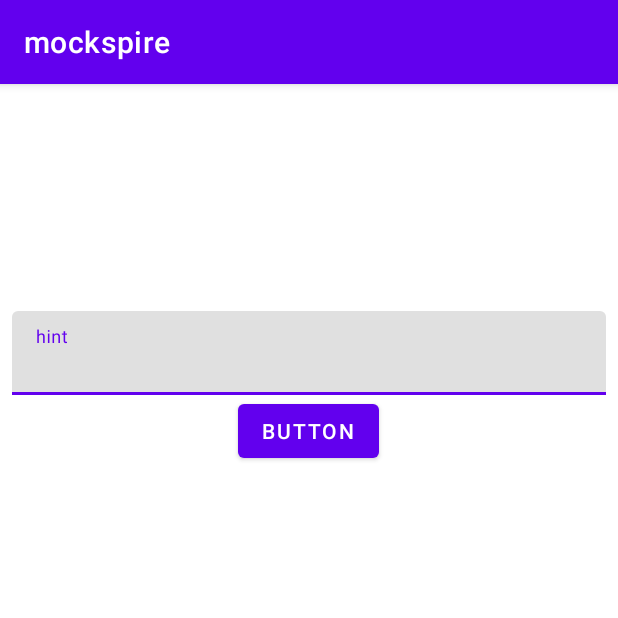
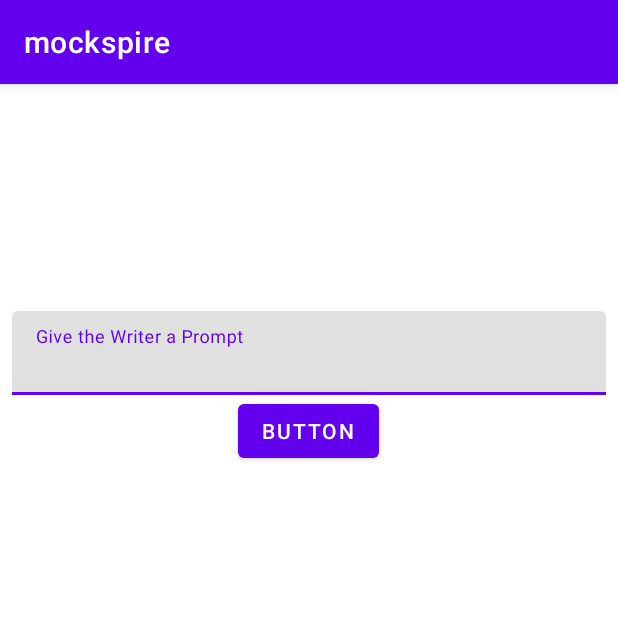
Before and after one commit to jordankettles/345-group-project, an Android app: the screen it shows after launch (MainActivity), on a phone screen of 412 x 824 dp, the top half of it. Run offline under Robolectric (Android 15) with nearby library versions, the phone set to English and light mode, and no system bars; our stand-ins replace data binding.

Commit message:
Added filters to promptField.

```diff
--- a/app/src/main/res/layout/fragment_poem_main.xml
+++ b/app/src/main/res/layout/fragment_poem_main.xml
@@ -30,7 +30,8 @@
                 android:id="@+id/promptField"
                 android:layout_width="match_parent"
                 android:layout_height="wrap_content"
-                android:hint="hint" />
+                android:hint="@string/give_the_writer_a_prompt"
+                android:inputType="textShortMessage|textAutoCorrect" />
 
         </com.google.android.material.textfield.TextInputLayout>
 
--- a/app/src/main/res/values/strings.xml
+++ b/app/src/main/res/values/strings.xml
@@ -5,4 +5,5 @@
 
     <string name="dummyPrompt">Dummy Prompt</string>
     <string name="button">Button</string>
+    <string name="give_the_writer_a_prompt">Give the Writer a Prompt</string>
 </resources>
```
